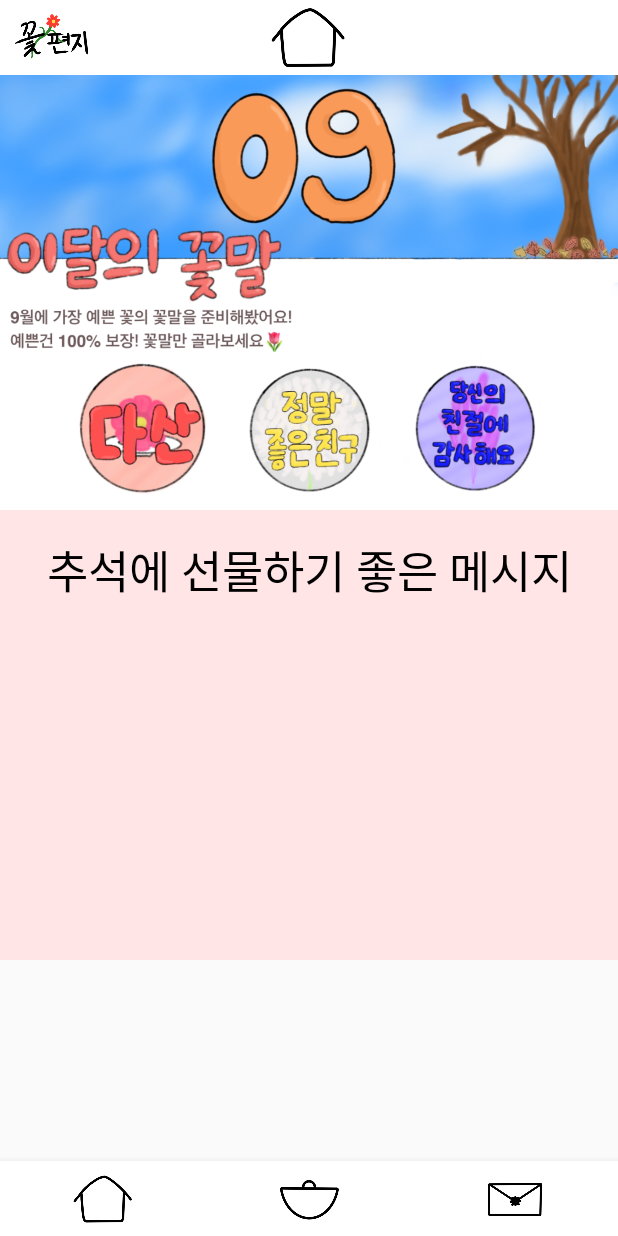
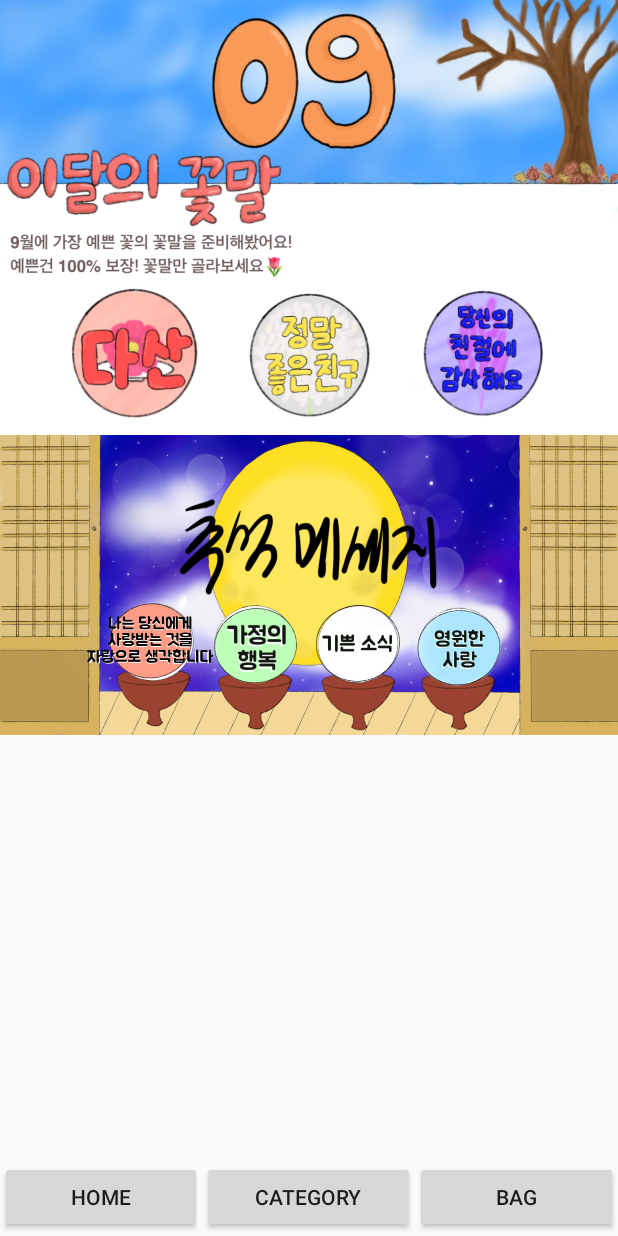
Before and after one commit to eunseo22/hackathon, an Android app: the Frag_home screen opened directly, with no data from a screen before it, on a phone screen of 412 x 824 dp. Run offline under Robolectric (Android 15) with nearby library versions, the phone set to English and light mode, and no system bars.

Commit message:
remove bottom_navi and add bottom_button_bar

```diff
--- a/app/src/main/java/com/example/hackathon/Frag_home.java
+++ b/app/src/main/java/com/example/hackathon/Frag_home.java
@@ -9,15 +9,15 @@ import androidx.annotation.NonNull;
 import androidx.annotation.Nullable;
 import androidx.fragment.app.Fragment;
 
-public class Frag_home extends Fragment {
+public class Frag_home extends Fragment{
 
-    private View view;
+    public Frag_home(){
+
+    }
 
     @Nullable
     @Override
     public View onCreateView(@NonNull LayoutInflater inflater, @Nullable ViewGroup container, @Nullable Bundle savedInstanceState) {
-        view = inflater.inflate(R.layout.frag_home, container, false);
-
-        return view;
+        return inflater.inflate(R.layout.frag_home, container, false);
     }
 }
--- a/app/src/main/java/com/example/hackathon/MainActivity.java
+++ b/app/src/main/java/com/example/hackathon/MainActivity.java
@@ -1,71 +1,56 @@
 package com.example.hackathon;
 
-import androidx.annotation.NonNull;
 import androidx.appcompat.app.AppCompatActivity;
-import androidx.fragment.app.FragmentManager;
+import androidx.fragment.app.Fragment;
 import androidx.fragment.app.FragmentTransaction;
 
 import android.os.Bundle;
-import android.view.MenuItem;
-
-import com.google.android.material.bottomnavigation.BottomNavigationView;
+import android.view.View;
+import android.widget.Button;
 
 public class MainActivity extends AppCompatActivity {
 
-    private BottomNavigationView bottomNavigationView;
-    private FragmentManager fm;
-    private FragmentTransaction ft;
-    private Frag_home frag_home;
-    private Frag_cate frag_cate;
-    private Frag_bag frag_bag;
+    Button btn_home, btn_cate, btn_bag;
 
     @Override
     protected void onCreate(Bundle savedInstanceState) {
         super.onCreate(savedInstanceState);
         setContentView(R.layout.activity_main);
 
-        bottomNavigationView = findViewById(R.id.bottom_navi);
-        bottomNavigationView.setOnNavigationItemSelectedListener(new BottomNavigationView.OnNavigationItemSelectedListener() {
+        btn_home = (Button)findViewById(R.id.btn_home);
+        btn_cate = (Button)findViewById(R.id.btn_cate);
+        btn_bag = (Button)findViewById(R.id.btn_bag);
+
+        btn_home.setOnClickListener(new View.OnClickListener() {
             @Override
-            public boolean onNavigationItemSelected(@NonNull MenuItem menuItem) {
-                switch(menuItem.getItemId()){
-                    case R.id.action_home:
-                        setFrag(0);
-                        break;
-                    case R.id.action_cate:
-                        setFrag(1);
-                        break;
-                    case R.id.action_bag:
-                        setFrag(2);
-                        break;
-                }
-                return true;
+            public void onClick(View v) {
+                FragmentTransaction transaction = getSupportFragmentManager().beginTransaction();
+                Frag_home frag_home = new Frag_home();
+                transaction.replace(R.id.frame, frag_home);
+                transaction.commit();
             }
         });
-        frag_home = new Frag_home();
-        frag_cate = new Frag_cate();
-        frag_bag = new Frag_bag();
-        setFrag(0); //첫 프래그먼트 화면 지정
 
+        btn_cate.setOnClickListener(new View.OnClickListener() {
+            @Override
+            public void onClick(View v) {
+                FragmentTransaction transaction = getSupportFragmentManager().beginTransaction();
+                Frag_cate frag_cate = new Frag_cate();
+                transaction.replace(R.id.frame, frag_cate);
+                transaction.commit();
+            }
+        });
+
+        btn_bag.setOnClickListener(new View.OnClickListener() {
+            @Override
+            public void onClick(View v) {
+                FragmentTransaction transaction = getSupportFragmentManager().beginTransaction();
+                Frag_bag frag_bag = new Frag_bag();
+                transaction.replace(R.id.frame, frag_bag);
+                transaction.commit();
+            }
+        });
 
     }
-    //프래그먼트 교체
-    private void setFrag(int n){
-        fm = getSupportFragmentManager();
-        ft = fm.beginTransaction();
-        switch(n){
-            case 0:
-                ft.replace(R.id.main_frame, frag_home);
-                ft.commit();
-                break;
-            case 1:
-                ft.replace(R.id.main_frame, frag_cate);
-                ft.commit();
-                break;
-            case 2:
-                ft.replace(R.id.main_frame, frag_bag);
-                ft.commit();
-                break;
-        }
-    }
+
 }
--- a/app/src/main/res/layout/activity_main.xml
+++ b/app/src/main/res/layout/activity_main.xml
@@ -7,29 +7,51 @@
     tools:context=".MainActivity"
     android:orientation="vertical">
 
-    <com.google.android.material.bottomnavigation.BottomNavigationView
-        android:id="@+id/bottom_navi"
+    <RelativeLayout
         android:layout_width="match_parent"
-        android:layout_height="50dp"
-        android:background="#ffffff"
-        app:itemIconTint="#000000"
-        app:itemIconSize="40dp"
-        app:layout_constraintBottom_toBottomOf="parent"
-        app:menu="@menu/bottom_menu"
-        tools:layout_editor_absoluteX="1dp"/>
+        android:layout_height="match_parent">
+
+        <FrameLayout
+            android:id="@+id/frame"
+            android:layout_width="match_parent"
+            android:layout_height="match_parent">
+
+            <fragment
+                android:name="com.example.hackathon.Frag_home"
+                android:layout_width="match_parent"
+                android:layout_height="match_parent"/>
+
+        </FrameLayout>
+
+        <LinearLayout
+            android:layout_width="match_parent"
+            android:layout_height="50dp"
+            android:layout_alignParentBottom="true">
+
+            <Button
+                android:id="@+id/btn_home"
+                android:layout_width="wrap_content"
+                android:layout_height="wrap_content"
+                android:layout_weight="1"
+                android:text="home"/>
+            <Button
+                android:id="@+id/btn_cate"
+                android:layout_width="wrap_content"
+                android:layout_height="wrap_content"
+                android:layout_weight="1"
+                android:text="category"/>
+            <Button
+                android:id="@+id/btn_bag"
+                android:layout_width="wrap_content"
+                android:layout_height="wrap_content"
+                android:layout_weight="1"
+                android:text="bag"/>
+
+        </LinearLayout>
+
+    </RelativeLayout>
 
 
-    <FrameLayout
-        android:id="@+id/main_frame"
-        android:layout_width="match_parent"
-        android:layout_height="match_parent"
-        android:layout_marginBottom="50dp"
-        app:layout_constraintBottom_toTopOf="@+id/bottom_navi"
-        app:layout_constraintEnd_toEndOf="parent"
-        app:layout_constraintHorizontal_bias="0.0"
-        app:layout_constraintStart_toStartOf="parent"
-        app:layout_constraintTop_toTopOf="parent"
-        app:layout_constraintVertical_bias="0.4">
-    </FrameLayout>
+
 
 </androidx.constraintlayout.widget.ConstraintLayout>
--- a/app/src/main/res/layout/frag_bag.xml
+++ b/app/src/main/res/layout/frag_bag.xml
@@ -1,5 +1,5 @@
 <?xml version="1.0" encoding="utf-8"?>
-<LinearLayout
+<FrameLayout
     xmlns:android="http://schemas.android.com/apk/res/android" android:layout_width="match_parent"
     android:layout_height="match_parent"
     android:orientation="vertical">
@@ -34,7 +34,7 @@
     <TextView
         android:layout_width="wrap_content"
         android:layout_height="wrap_content"
-        android:text="my bag"
+        android:text="\nmy bag"
         android:textSize="40sp"/>
 
-</LinearLayout>
+</FrameLayout>
--- a/app/src/main/res/layout/frag_cate.xml
+++ b/app/src/main/res/layout/frag_cate.xml
@@ -1,5 +1,5 @@
 <?xml version="1.0" encoding="utf-8"?>
-<LinearLayout
+<FrameLayout
     xmlns:android="http://schemas.android.com/apk/res/android" android:layout_width="match_parent"
     android:layout_height="match_parent"
     android:orientation="vertical"
@@ -92,4 +92,4 @@
 
     </LinearLayout>
 
-</LinearLayout>
+</FrameLayout>
--- a/app/src/main/res/layout/frag_home.xml
+++ b/app/src/main/res/layout/frag_home.xml
@@ -1,5 +1,5 @@
 <?xml version="1.0" encoding="utf-8"?>
-<LinearLayout
+<FrameLayout
     xmlns:android="http://schemas.android.com/apk/res/android"
     xmlns:app="http://schemas.android.com/apk/res-auto"
     xmlns:tools="http://schemas.android.com/tools"
@@ -48,48 +48,71 @@
                 android:layout_height="290dp"
                 android:background="@drawable/september">
 
-                <LinearLayout
+                <FrameLayout
                     android:layout_width="match_parent"
                     android:layout_height="100dp"
-                    android:layout_marginTop="185dp"
-                    android:gravity="center">
+                    android:layout_marginTop="185dp">
 
                     <Button
-                        android:id="@+id/button"
+                        android:id="@+id/button_dasan"
                         android:layout_width="100dp"
                         android:layout_height="100dp"
-                        android:layout_marginRight="5dp"
+                        android:layout_gravity="left"
+                        android:layout_marginLeft="40dp"
                         android:background="@drawable/bigdasan"/>
                     <Button
                         android:layout_width="100dp"
                         android:layout_height="100dp"
-                        android:layout_marginLeft="5dp"
-                        android:layout_marginRight="5dp"
+                        android:layout_gravity="center"
                         android:background="@drawable/friend2"/>
                     <Button
                         android:layout_width="100dp"
                         android:layout_height="100dp"
-                        android:layout_marginLeft="5dp"
+                        android:layout_gravity="right"
+                        android:layout_marginRight="40dp"
                         android:background="@drawable/thankka"/>
 
-                </LinearLayout>
+                </FrameLayout>
 
             </LinearLayout>
 
             <LinearLayout
                 android:layout_width="match_parent"
-                android:layout_height="300dp"
+                android:layout_height="200dp"
                 android:orientation="vertical"
-                android:background="#FFE5E5">
+                android:background="@drawable/chuseok">
 
-                <TextView
+                <FrameLayout
                     android:layout_width="match_parent"
-                    android:layout_height="80dp"
-                    android:gravity="center"
-                    android:text="추석에 선물하기 좋은 메시지"
-                    android:textSize="30sp"
-                    android:textColor="#000000"/>
+                    android:layout_height="130dp"
+                    android:layout_marginTop="70dp">
 
+                    <Button
+                        android:layout_width="92dp"
+                        android:layout_height="92dp"
+                        android:layout_marginTop="20dp"
+                        android:layout_marginLeft="54dp"
+                        android:background="@drawable/luvpra"/>
+                    <Button
+                        android:layout_width="95dp"
+                        android:layout_height="95dp"
+                        android:layout_marginTop="23dp"
+                        android:layout_marginLeft="121dp"
+                        android:background="@drawable/famhap"/>
+                    <Button
+                        android:layout_width="88dp"
+                        android:layout_height="88dp"
+                        android:layout_marginTop="26dp"
+                        android:layout_marginLeft="194dp"
+                        android:background="@drawable/hames"/>
+                    <Button
+                        android:layout_width="90dp"
+                        android:layout_height="90dp"
+                        android:layout_marginTop="27dp"
+                        android:layout_marginLeft="261dp"
+                        android:background="@drawable/foreluv"/>
+
+                </FrameLayout>
 
             </LinearLayout>
 
@@ -97,4 +120,4 @@
 
     </ScrollView>
 
-</LinearLayout>
+</FrameLayout>
```
Also changed, not shown: app/src/main/java/com/example/hackathon/Dasan_flower.java (added, +14 -0 lines), app/src/main/java/com/example/hackathon/Frag_bag.java (+4 -3 lines), app/src/main/java/com/example/hackathon/Frag_cate.java (+4 -3 lines), app/src/main/res/layout/dasan_flower.xml (+28 -3 lines), app/src/main/res/drawable-v24/chuseok.png (added), app/src/main/res/drawable-v24/dasan_flower.png (added), app/src/main/res/drawable-v24/famhap.png (added), app/src/main/res/drawable-v24/foreluv.png (added), app/src/main/res/drawable-v24/hames.png (added), app/src/main/res/drawable-v24/luvpra.png (added).
